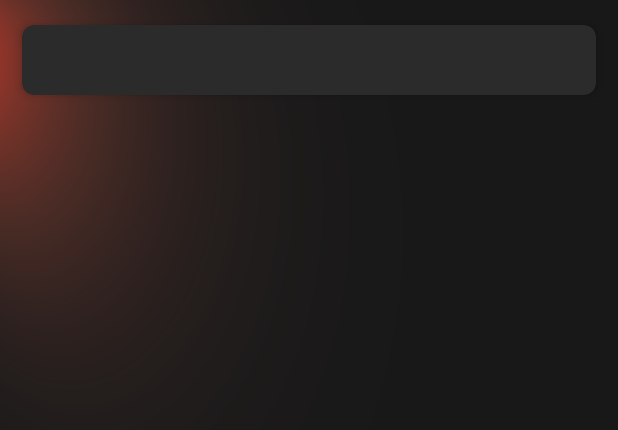
After one commit to szklaudika/bakalarska-praca, an Android app: the layout list_item_reminder.xml on its own in the app's theme, with its tools: preview values and no code run, on a phone screen of 412 x 824 dp. The commit adds this screen. Shown: the top 430 px of the screen. Run offline under Robolectric (Android 15) with nearby library versions, the phone set to English and light mode, and no system bars; network calls fail.

Commit message:
design for reminders and for expired certificates in calendar + popup in calendar

```diff
--- a/app/src/main/res/layout/activity_main.xml
+++ b/app/src/main/res/layout/activity_main.xml
@@ -7,12 +7,9 @@
     tools:context=".MainActivity"
     tools:ignore="ExtraText">
 
-
-
     <!-- Content Frame for Fragments -->
     <FrameLayout
         android:id="@+id/content_frame"
-
         android:layout_width="match_parent"
         android:layout_height="match_parent"
         android:layout_above="@id/bottom_navigation"/>
--- a/app/src/main/res/layout/fragment_reminders.xml
+++ b/app/src/main/res/layout/fragment_reminders.xml
@@ -11,7 +11,7 @@
         android:id="@+id/list_view_expiring"
         android:layout_width="match_parent"
         android:layout_height="match_parent"
-        android:divider="@android:color/darker_gray"
-        android:dividerHeight="1dp" />
+        android:divider="@null"
+        android:dividerHeight="0dp" />
 
 </LinearLayout>
--- a/app/src/main/res/layout/header_calendar.xml
+++ b/app/src/main/res/layout/header_calendar.xml
@@ -22,7 +22,6 @@
         android:id="@+id/materialCalendarView"
         android:layout_width="match_parent"
         android:layout_height="wrap_content"
-        app:mcv_selectionColor="@android:color/black"
         app:mcv_arrowColor="@android:color/white"
         app:mcv_weekDayLabels="@array/custom_weekday_labels"
         app:mcv_dateTextAppearance="@style/CalendarDayGreyText" />
--- /dev/null
+++ b/app/src/main/res/layout/list_item_reminder.xml
@@ -0,0 +1,29 @@
+<?xml version="1.0" encoding="utf-8"?>
+<androidx.cardview.widget.CardView
+    xmlns:android="http://schemas.android.com/apk/res/android"
+    xmlns:app="http://schemas.android.com/apk/res-auto"
+    android:layout_width="match_parent"
+    android:layout_height="wrap_content"
+    android:layout_margin="8dp"
+    app:cardCornerRadius="8dp"
+    app:cardElevation="4dp"
+    app:cardUseCompatPadding="true"
+    android:backgroundTint="#2B2B2B">
+
+    <LinearLayout
+        android:layout_width="match_parent"
+        android:layout_height="wrap_content"
+        android:orientation="vertical"
+        android:padding="12dp">
+
+        <TextView
+            android:id="@+id/tv_item"
+            android:layout_width="match_parent"
+            android:layout_height="wrap_content"
+            android:textColor="@android:color/white"
+            android:textSize="14sp"
+            android:lineSpacingExtra="1dp"
+            android:layout_marginBottom="3dp"/>
+    </LinearLayout>
+
+</androidx.cardview.widget.CardView>
```
Also changed, not shown: app/src/main/java/com/example/zapisnik/ExpiryDayDecorator.java (+3 -9 lines), app/src/main/java/com/example/zapisnik/RemindersFragment.java (+121 -58 lines), app/src/main/res/drawable/custom_expired_highlight.xml (added, +16 -0 lines), app/src/main/res/drawable/rounded_reminder.xml (added, +18 -0 lines), app/src/main/res/layout/popup_certificates.xml (added, +17 -0 lines), app/src/main/res/layout/reminder_item_header.xml (added, +18 -0 lines).
